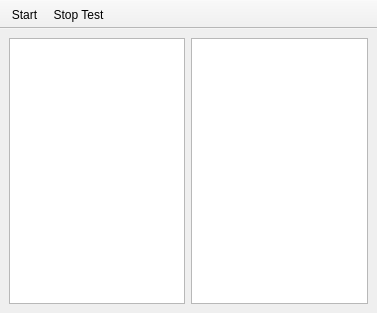
Before: the Qt Designer form src/mainwindow.ui in kuletco/ScreenTestKit, drawn with Qt 5.
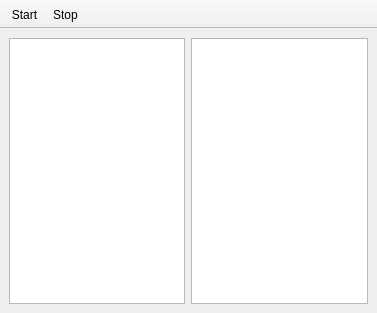
After: the same form once the commit is applied. Icons and pictures are not drawn.

Patch:
```diff
--- a/src/mainwindow.ui
+++ b/src/mainwindow.ui
@@ -27,6 +27,9 @@
    <property name="movable">
     <bool>false</bool>
    </property>
+   <property name="toolButtonStyle">
+    <enum>Qt::ToolButtonTextBesideIcon</enum>
+   </property>
    <attribute name="toolBarArea">
     <enum>TopToolBarArea</enum>
    </attribute>
@@ -60,7 +63,7 @@
      <normaloff>:/resources/images/stop-button.svg</normaloff>:/resources/images/stop-button.svg</iconset>
    </property>
    <property name="text">
-    <string>Stop Test</string>
+    <string>Stop</string>
    </property>
   </action>
  </widget>
```
Left out of the diff: 3 changed lines with no effect on the pictures.
